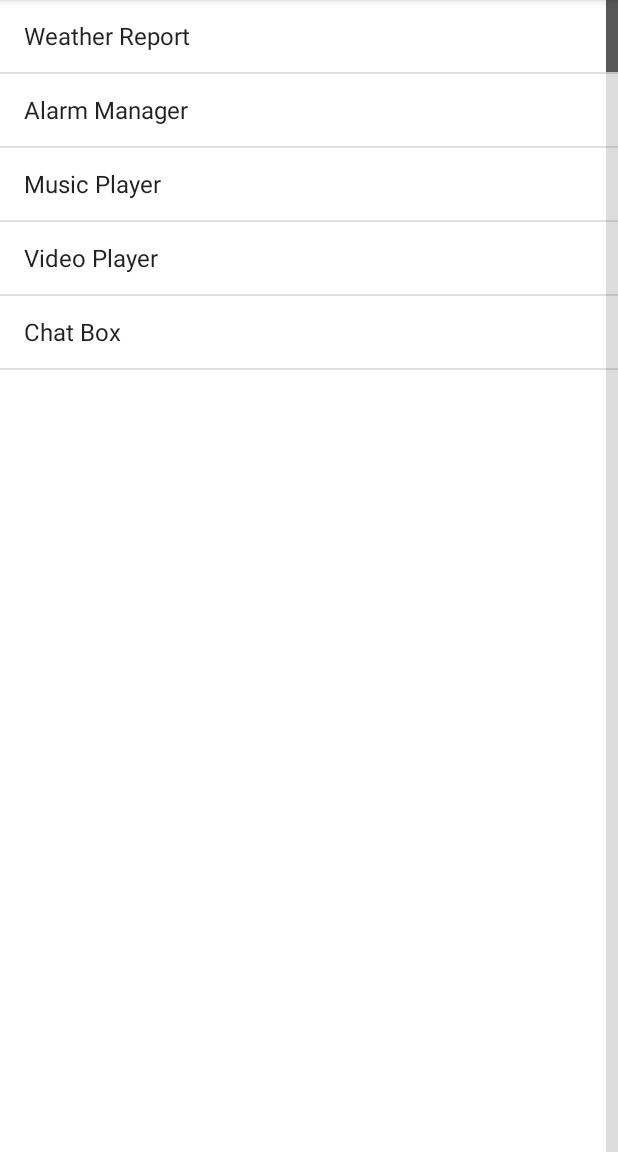
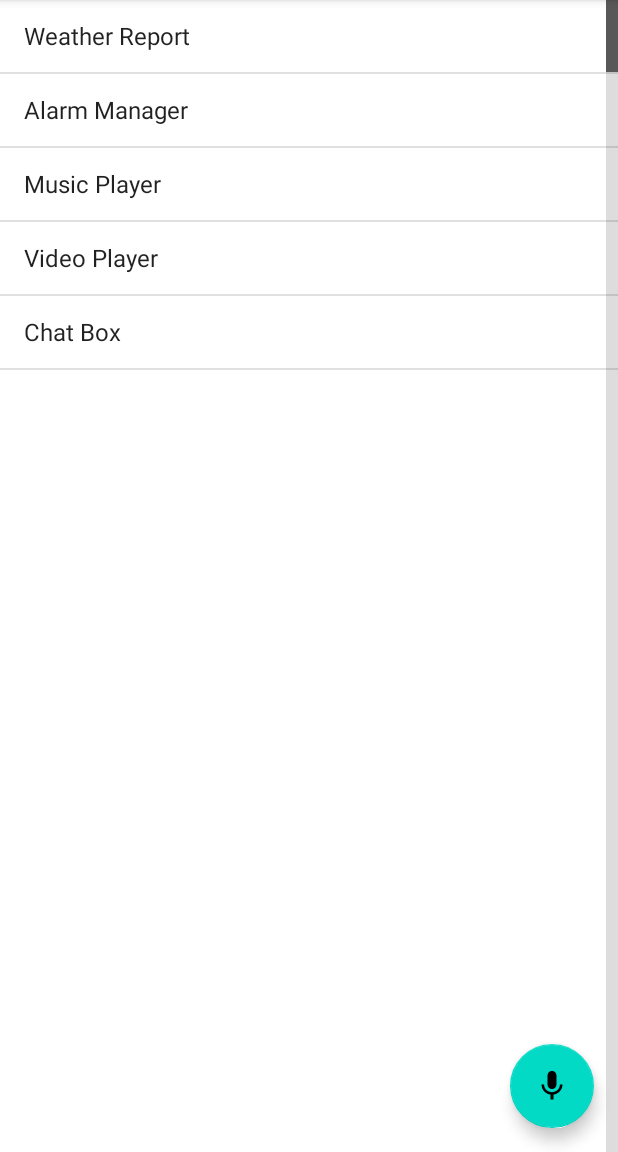
Before and after one commit to JohnsonLu31/KebiiProject, an Android app: the screen it shows after launch (MainActivity), on a phone screen of 412 x 824 dp, the part 84-1236 px from its top. Run offline under Robolectric (Android 15) with nearby library versions, the phone set to English and light mode, and no system bars.

```diff
--- a/app/src/main/java/com/example/combindallapp/MainActivity.kt
+++ b/app/src/main/java/com/example/combindallapp/MainActivity.kt
@@ -3,6 +3,7 @@ package com.example.combindallapp
 import android.content.Intent
 import androidx.appcompat.app.AppCompatActivity
 import android.os.Bundle
+import android.speech.RecognizerIntent
 import android.view.Menu
 import android.widget.*
 import com.example.R
@@ -17,10 +18,13 @@ class MainActivity : AppCompatActivity() {
 
     private lateinit var adapter : ArrayAdapter<*>
 
+    private var RECOGNIZER_RESULT = 1
+
     override fun onCreate(savedInstanceState: Bundle?) {
         super.onCreate(savedInstanceState)
         setContentView(R.layout.activity_main)
 
+        speechToText()
 
         adapter = ArrayAdapter(this, android.R.layout.simple_list_item_1, resources.getStringArray(R.array.App))
         lv_listView.adapter = adapter
@@ -33,7 +37,32 @@ class MainActivity : AppCompatActivity() {
                 4 -> startActivity(Intent(this, ChatBoxActivity::class.java))
             }
         }
+        fb_floatbutton.setOnClickListener {
+            val speechintent = Intent(RecognizerIntent.ACTION_RECOGNIZE_SPEECH)
+            speechintent.putExtra(RecognizerIntent.EXTRA_LANGUAGE_MODEL, RecognizerIntent.LANGUAGE_MODEL_FREE_FORM)
+            speechintent.putExtra(RecognizerIntent.EXTRA_PROMPT, "Speech to text")
+            startActivityForResult(speechintent, RECOGNIZER_RESULT)
+        }
     }
+
+    private fun speechToText() {
+            val speechintent = Intent(RecognizerIntent.ACTION_RECOGNIZE_SPEECH)
+            speechintent.putExtra(RecognizerIntent.EXTRA_LANGUAGE_MODEL, RecognizerIntent.LANGUAGE_MODEL_FREE_FORM)
+            speechintent.putExtra(RecognizerIntent.EXTRA_PROMPT, "Speech to text")
+            startActivityForResult(speechintent, RECOGNIZER_RESULT)
+    }
+
+    override fun onActivityResult(requestCode: Int, resultCode: Int, data: Intent?) {
+        super.onActivityResult(requestCode, resultCode, data)
+
+        if (requestCode == RECOGNIZER_RESULT && resultCode == RESULT_OK) {
+            val matches = data?.getStringArrayListExtra(RecognizerIntent.EXTRA_RESULTS)
+            if (matches?.get(0).toString().contains("weather")) {
+                startActivity(Intent(this, WeatherMain::class.java))
+            }
+        }
+    }
+
     override fun onCreateOptionsMenu(menu: Menu?): Boolean {
         menuInflater.inflate(R.menu.nav_menu, menu)
 
--- /dev/null
+++ b/app/src/main/res/drawable/ic_mic.xml
@@ -0,0 +1,5 @@
+<vector android:height="24dp" android:tint="#FFFFFF"
+    android:viewportHeight="24" android:viewportWidth="24"
+    android:width="24dp" xmlns:android="http://schemas.android.com/apk/res/android">
+    <path android:fillColor="@android:color/white" android:pathData="M12,14c1.66,0 2.99,-1.34 2.99,-3L15,5c0,-1.66 -1.34,-3 -3,-3S9,3.34 9,5v6c0,1.66 1.34,3 3,3zM17.3,11c0,3 -2.54,5.1 -5.3,5.1S6.7,14 6.7,11L5,11c0,3.41 2.72,6.23 6,6.72L11,21h2v-3.28c3.28,-0.48 6,-3.3 6,-6.72h-1.7z"/>
+</vector>
--- a/app/src/main/res/layout/activity_main.xml
+++ b/app/src/main/res/layout/activity_main.xml
@@ -1,13 +1,14 @@
 <?xml version="1.0" encoding="utf-8"?>
-<LinearLayout xmlns:android="http://schemas.android.com/apk/res/android"
+<androidx.coordinatorlayout.widget.CoordinatorLayout xmlns:android="http://schemas.android.com/apk/res/android"
     xmlns:app="http://schemas.android.com/apk/res-auto"
     xmlns:tools="http://schemas.android.com/tools"
     android:layout_width="match_parent"
     android:layout_height="match_parent"
-    android:gravity="center"
-    android:orientation="vertical"
     tools:context=".combindallapp.MainActivity">
 
+    <RelativeLayout
+        android:layout_width="match_parent"
+        android:layout_height="match_parent">
 
         <ListView
             android:id="@+id/lv_listView"
@@ -18,5 +19,16 @@
             android:scrollbars="vertical"
             android:smoothScrollbar="true" />
 
+    </RelativeLayout>
 
-</LinearLayout>
+    <com.google.android.material.floatingactionbutton.FloatingActionButton
+        android:id="@+id/fb_floatbutton"
+        android:layout_width="wrap_content"
+        android:layout_height="wrap_content"
+        android:layout_gravity="end|bottom"
+        android:layout_margin="16sp"
+        android:scaleType="center"
+        android:src="@drawable/ic_mic" />
+
+
+</androidx.coordinatorlayout.widget.CoordinatorLayout>
```
Also changed, not shown: app/src/main/res/drawable/round_mic.xml (added, +7 -0 lines). Lines whose indentation alone changed are shown as unchanged.
